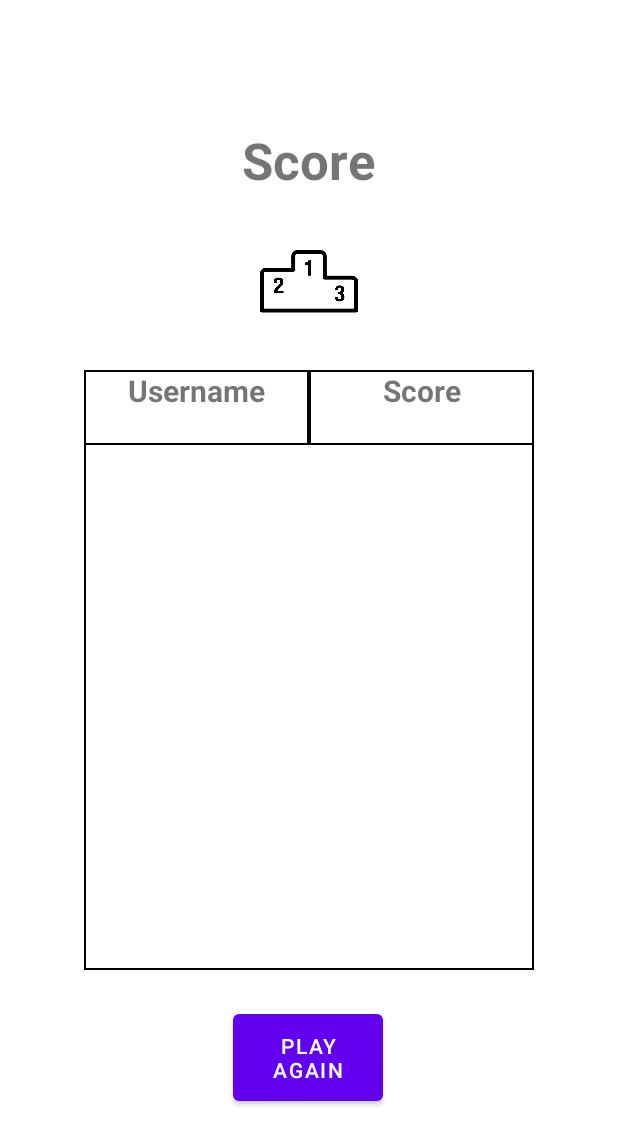
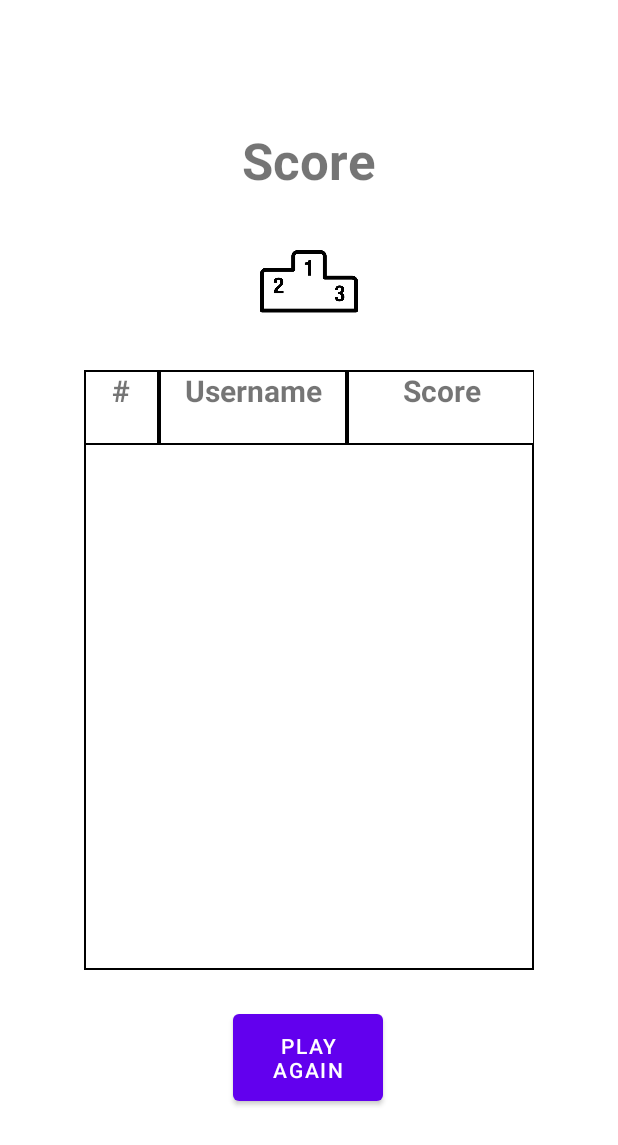
Before and after one commit to danniellz/Buscaminas, an Android app: the layout activity_score.xml on its own in the app's theme, with its tools: preview values and no code run, on a phone screen of 412 x 824 dp. Shown: the top 1145 px of the screen. Run offline under Robolectric (Android 15) with nearby library versions, the phone set to English and light mode, and no system bars.

Commit message:
Base de datos hecha

```diff
--- a/app/src/main/res/layout/activity_score.xml
+++ b/app/src/main/res/layout/activity_score.xml
@@ -64,7 +64,17 @@
 
                     <TextView
                         android:id="@+id/table1.1"
-                        android:layout_width="150dp"
+                        android:layout_width="50dp"
+                        android:layout_height="50dp"
+                        android:background="@drawable/border"
+                        android:text="@string/pos"
+                        android:textAlignment="center"
+                        android:textSize="20sp"
+                        android:textStyle="bold" />
+
+                    <TextView
+                        android:id="@+id/table1.2"
+                        android:layout_width="125dp"
                         android:layout_height="50dp"
                         android:background="@drawable/border"
                         android:text="@string/username"
@@ -73,8 +83,8 @@
                         android:textStyle="bold" />
 
                     <TextView
-                        android:id="@+id/table1.2"
-                        android:layout_width="150dp"
+                        android:id="@+id/table1.3"
+                        android:layout_width="125dp"
                         android:layout_height="50dp"
                         android:background="@drawable/border"
                         android:text="@string/score"
--- a/app/src/main/res/values/strings.xml
+++ b/app/src/main/res/values/strings.xml
@@ -1,5 +1,6 @@
 <resources>
     <string name="app_name">Buscaminas</string>
+    <string name="pos">#</string>
     <string name="score">Score</string>
     <string name="username">Username</string>
     <string name="play_again">Play again</string>
```
Also changed, not shown: app/src/main/java/com/example/buscaminas/ScoreActivity.java (+43 -46 lines).
